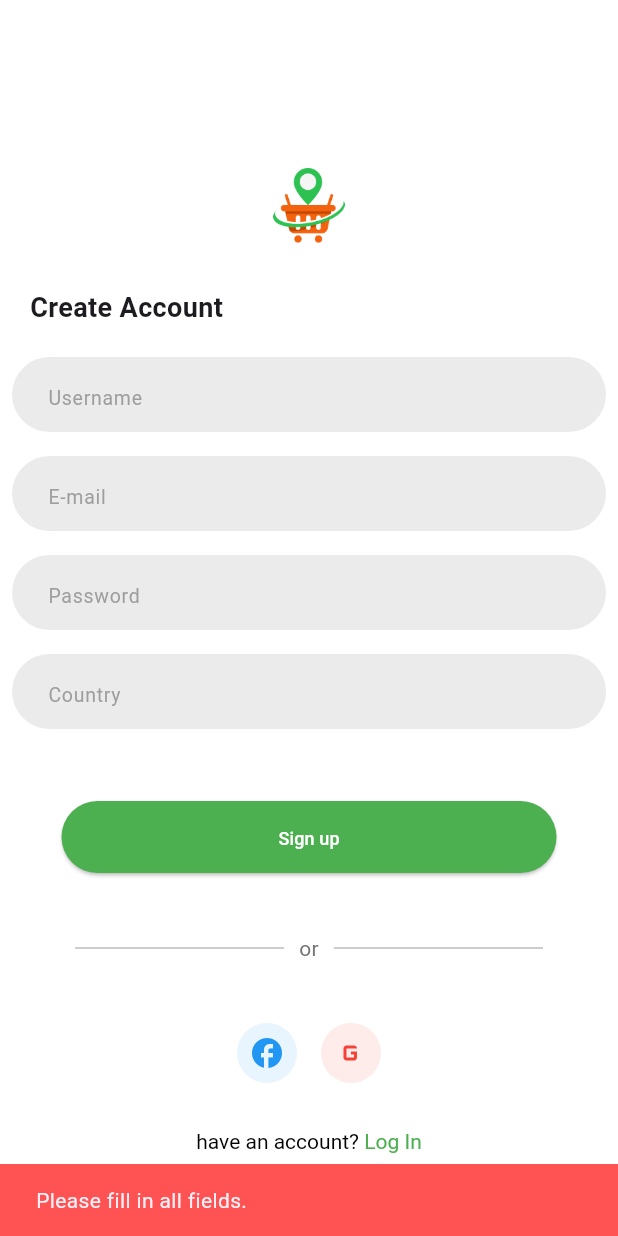
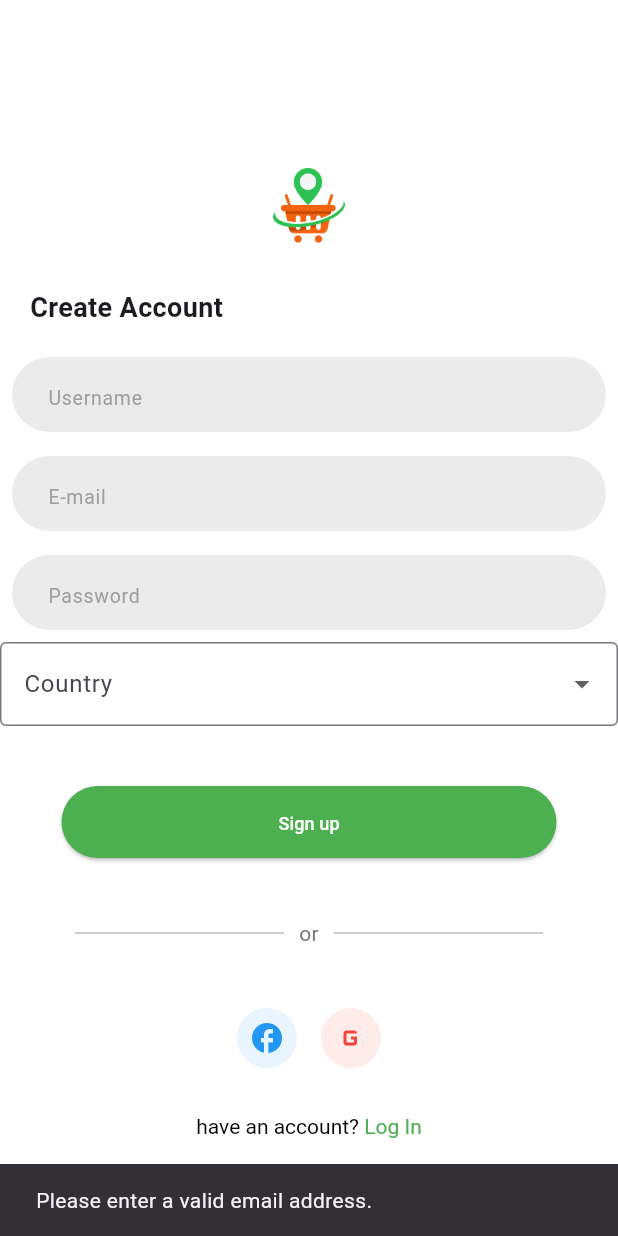
Before and after one commit to ahmeddaamr/LocalProductsFinder.app, a Flutter app: the signupPage screen opened by its route, after a tap on "Sign up", on a phone screen of 412 x 824 dp. Run offline on Flutter 3.47's test engine with Material 3 defaults, Android fonts, the light colour scheme and no system bars; our stand-ins replace animated_text_kit, flutter_secure_storage, image_picker, shared_preferences; missing offline and left inert: fuzzy; accounts and stored records are empty; network calls fail.

Commit message:
added user reviews history

```diff
--- a/lib/features/make_review/makeReview_view.dart
+++ b/lib/features/make_review/makeReview_view.dart
@@ -104,7 +104,7 @@ class _MakeReviewPageState extends State<MakeReviewPage> {
                         );
                         if (response.statusCode == 201) {
                           // Handle success
-                          print('Review submitted successfully');
+                          print('Review submitted successfully rating:$rating,comment:$comment');
                           showSubmitReviewSheet(context);
                         } else {
                           // Handle error
@@ -117,7 +117,7 @@ class _MakeReviewPageState extends State<MakeReviewPage> {
                         // Handle error
                         ScaffoldMessenger.of(context).showSnackBar(
                           SnackBar(
-                            content: Text('Failed to submit review: $e'),
+                            content: Text('Failed to submit review: $e /n rating:$rating,comment:$comment'),
                           ),
                         );
                       }
--- a/lib/features/sign_up/view/signup.dart
+++ b/lib/features/sign_up/view/signup.dart
@@ -3,6 +3,7 @@ import 'dart:convert';
 import 'package:flutter/material.dart';
 import 'package:http/http.dart' as http;
 import 'package:localproductsfinder/core/const/config.dart';
+import 'package:localproductsfinder/core/models/user_model.dart';
 import 'package:localproductsfinder/core/storage/storage.dart';
 import 'package:localproductsfinder/core/utils/colors.dart';
 import 'package:localproductsfinder/features/shared_widgets/sighn_up&log_in.dart';
@@ -11,14 +12,34 @@ import 'package:localproductsfinder/core/utils/string.dart';
 class signupPage extends StatefulWidget {
   const signupPage({super.key});
 
+
   @override
   State<signupPage> createState() => _LoginPageState();
 }
+
+
+
 class _LoginPageState extends State<signupPage> {
   final _emailController = TextEditingController();
   final _passwordController = TextEditingController();
   final _usernameController = TextEditingController();
   final _countryController = TextEditingController();
+  static const List<String> countryList = [
+    "United States",
+    "Canada",
+    "United Kingdom",
+    "Germany",
+    "France",
+    "Egypt",
+    "India",
+    "China",
+    "Australia",
+    "Brazil",
+    "Saudi Arabia",
+    "South Africa",
+    "Japan",
+    // 👉 Add more countries as needed
+  ];
   // final url = config.URI;
   Future<String?> signupUser(String username,String email, String password, String country) async {
     print("pre-request");
@@ -38,6 +59,40 @@ class _LoginPageState extends State<signupPage> {
     }
   }
 
+bool isStrongPassword(String password) {
+  final passwordRegEx = RegExp(
+    r'^(?=.*[A-Z])(?=.*[a-z])(?=.*\d)(?=.*[!@#\$&*~]).{8,}$',
+  );
+  return passwordRegEx.hasMatch(password);
+}
+
+bool isValidEmail(String email) {
+  final emailRegEx = RegExp(
+    r'^[\w-\.]+@([\w-]+\.)+[\w-]{2,4}$'
+  );
+  return emailRegEx.hasMatch(email);
+}
+
+Widget buildCountryDropdown() {
+  return DropdownButtonFormField<String>(
+    decoration: InputDecoration(
+      labelText: 'Country',
+      border: OutlineInputBorder(),
+    ),
+    value: _countryController.text.isNotEmpty ? _countryController.text : null,
+    items: countryList.map((country) {
+      return DropdownMenuItem(
+        value: country,
+        child: Text(country),
+      );
+    }).toList(),
+    onChanged: (value) {
+      if (value != null) {
+        _countryController.text = value;
+      }
+    },
+  );
+}
 
 //   bool _isLoading = false;
 
@@ -65,12 +120,30 @@ class _LoginPageState extends State<signupPage> {
             buildTextField('Username',_usernameController),
             buildTextField('E-mail',_emailController),
             buildTextField('Password',_passwordController, obscureText: true),
-            buildTextField('Country',_countryController),
+            buildCountryDropdown(),
             const SizedBox(height: 40),
             buildMainButton(
               buttonText:'Sign up',
               onPressed: () {
-                //TODO : Back-End "
+                final password = _passwordController.text.trim();
+                final email = _emailController.text.trim();
+
+                  if (!isValidEmail(email)) {
+                    ScaffoldMessenger.of(context).showSnackBar(
+                      const SnackBar(content: Text('Please enter a valid email address.')),
+                    );
+                    return;
+                  }
+                if (!isStrongPassword(password)) {
+                  ScaffoldMessenger.of(context).showSnackBar(
+                    const SnackBar(
+                      content: Text(
+                        'Password must be at least 8 characters long including uppercase, lowercase, number, and special character.',
+                      ),
+                    ),
+                  );
+                  return;
+                }
                 if (_usernameController.text.isEmpty ||
                       _emailController.text.isEmpty ||
                       _passwordController.text.isEmpty ||
@@ -87,11 +160,18 @@ class _LoginPageState extends State<signupPage> {
                     if (token != null) {
                       // Save token to secure storage or state management
                       await saveToken(token);
+                       currentUser = UserModel(
+                        name: _usernameController.text,
+                        email: _emailController.text,
+                        password: _passwordController.text,  // Or store null for security if you don’t need it
+                        country: _countryController.text,
+                        imagePath: null,  // You can adjust this if you have image in response
+                      );
                     Navigator.pushReplacementNamed(context, Routes.onBording);
                     } else {
                       // Handle login failure
                       ScaffoldMessenger.of(context).showSnackBar(
-                        const SnackBar(content: Text('Login failed. Please try again.')),
+                        const SnackBar(content: Text('Signup failed. Please try again.')),
                       );
                     }
                   });
--- a/lib/features/user_profile/userProfile_widgets.dart
+++ b/lib/features/user_profile/userProfile_widgets.dart
@@ -147,4 +147,6 @@ Widget buildUpdateButton({
       ),
     );
 
+
+
 }
```
Also changed, not shown: lib/features/home/view/home_page.dart (+4 -4 lines), lib/features/reviewsHistory/view/reviewHistoryView.dart (added, +125 -0 lines), lib/features/reviewsHistory/widgets/productRatingCard.dart (added, +108 -0 lines), lib/features/userProfileOptions_page/userProfile_selection.dart (+11 -0 lines), lib/features/user_profile/userProfile_view.dart (+46 -8 lines), lib/features/recomended_products/view/recommended_products_page.dart (line endings or trailing spaces).
